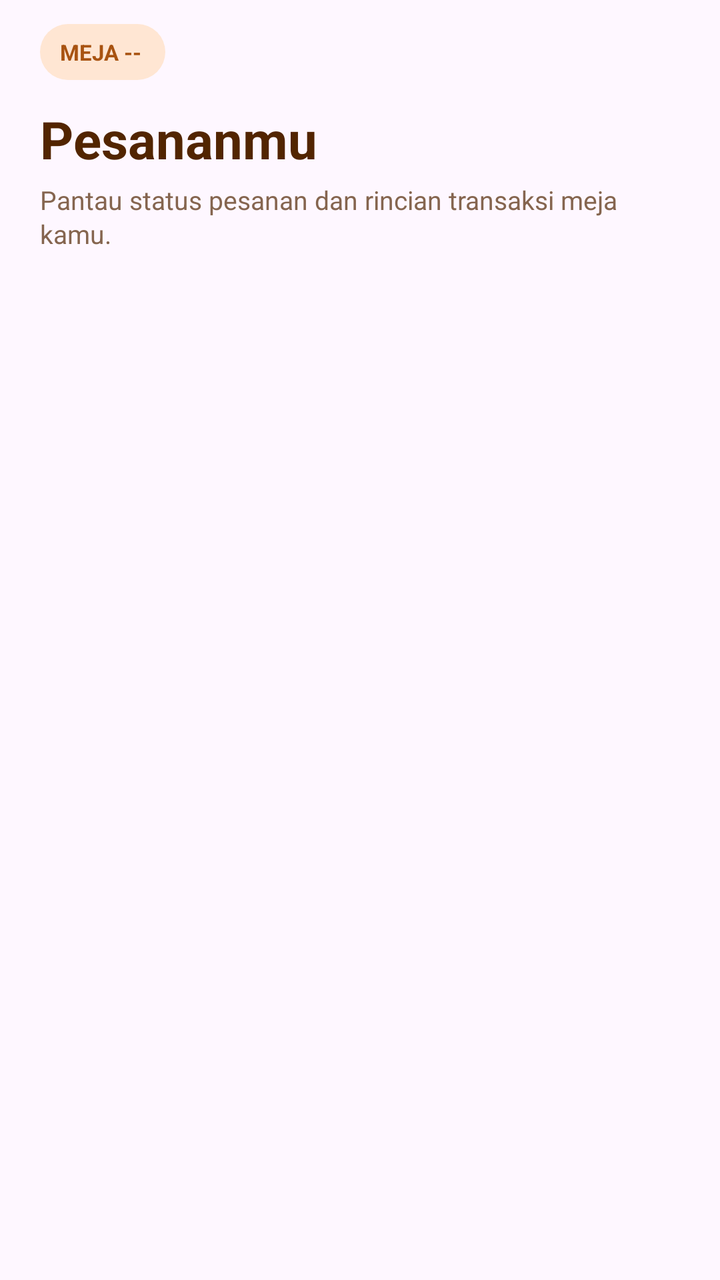
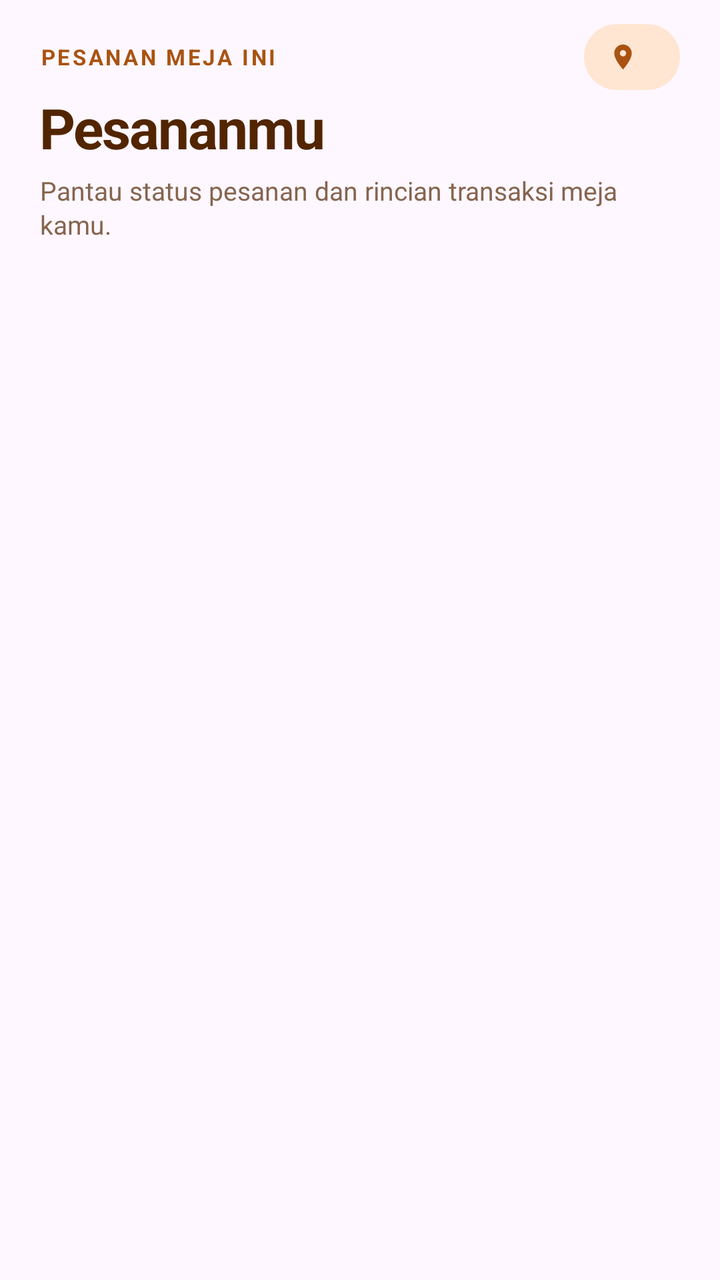

Compare the two renders of this Android layout. The source of the first and the diff that turns it into the second are given below.
<!-- AndroidManifest.xml: application theme Theme.KopiInggil -->
<!-- res/layout/fragment_pesanan.xml -->
<?xml version="1.0" encoding="utf-8"?>
<LinearLayout xmlns:android="http://schemas.android.com/apk/res/android"
    xmlns:app="http://schemas.android.com/apk/res-auto"
    xmlns:tools="http://schemas.android.com/tools"
    android:layout_width="match_parent"
    android:layout_height="match_parent"
    android:orientation="vertical"
    tools:context=".PesananFragment">

    
    <LinearLayout
        android:layout_width="match_parent"
        android:layout_height="wrap_content"
        android:orientation="vertical"
        android:paddingStart="20dp"
        android:paddingTop="12dp"
        android:paddingEnd="20dp"
        android:paddingBottom="12dp">

        <LinearLayout
            android:layout_width="wrap_content"
            android:layout_height="28dp"
            android:background="@drawable/bg_badge"
            android:gravity="center"
            android:paddingStart="10dp"
            android:paddingEnd="12dp">

            <TextView
                android:id="@+id/tvPesananTableBadge"
                android:layout_width="wrap_content"
                android:layout_height="wrap_content"
                android:text="MEJA --"
                android:textColor="@color/ngopi_primary"
                android:textSize="11sp"
                android:textStyle="bold" />
        </LinearLayout>

        <TextView
            android:layout_width="match_parent"
            android:layout_height="wrap_content"
            android:layout_marginTop="12dp"
            android:text="@string/pesanan_title"
            android:textColor="@color/ngopi_ink"
            android:textSize="26sp"
            android:textStyle="bold" />

        <TextView
            android:layout_width="match_parent"
            android:layout_height="wrap_content"
            android:layout_marginTop="4dp"
            android:lineSpacingMultiplier="1.1"
            android:text="Pantau status pesanan dan rincian transaksi meja kamu."
            android:textColor="@color/ngopi_muted"
            android:textSize="13sp" />

        
        <TextView
            android:id="@+id/tvPesananOffline"
            android:layout_width="match_parent"
            android:layout_height="wrap_content"
            android:layout_marginTop="10dp"
            android:background="@drawable/bg_note"
            android:padding="10dp"
            android:text="@string/orders_offline"
            android:textColor="@color/ngopi_ink"
            android:textSize="12sp"
            android:visibility="gone" />
    </LinearLayout>

    <ScrollView
        android:layout_width="match_parent"
        android:layout_height="0dp"
        android:layout_weight="1"
        android:fillViewport="true"
        android:scrollbars="none">

        <LinearLayout
            android:layout_width="match_parent"
            android:layout_height="wrap_content"
            android:orientation="vertical"
            android:paddingStart="20dp"
            android:paddingEnd="20dp"
            android:paddingBottom="20dp">

            
            <LinearLayout
                android:id="@+id/llPesananEmptyState"
                android:layout_width="match_parent"
                android:layout_height="wrap_content"
                android:background="@drawable/bg_card_outline"
                android:gravity="center"
                android:orientation="vertical"
                android:padding="24dp"
                android:visibility="gone">

                <ImageView
                    android:layout_width="48dp"
                    android:layout_height="48dp"
                    android:contentDescription="@null"
                    android:src="@drawable/ic_receipt"
                    app:tint="@color/ngopi_muted" />

                <TextView
                    android:layout_width="wrap_content"
                    android:layout_height="wrap_content"
                    android:layout_marginTop="12dp"
                    android:text="Belum Ada Pesanan"
                    android:textColor="@color/ngopi_ink"
                    android:textSize="15sp"
                    android:textStyle="bold" />

                <TextView
                    android:layout_width="wrap_content"
                    android:layout_height="wrap_content"
                    android:layout_marginTop="4dp"
                    android:gravity="center"
                    android:text="@string/pesanan_empty"
                    android:textColor="@color/ngopi_muted"
                    android:textSize="12sp" />

                <androidx.appcompat.widget.AppCompatButton
                    android:id="@+id/btnPesananGoToMenu"
                    android:layout_width="wrap_content"
                    android:layout_height="38dp"
                    android:layout_marginTop="16dp"
                    android:background="@drawable/bg_button_primary"
                    android:paddingStart="20dp"
                    android:paddingEnd="20dp"
                    android:text="@string/open_menu"
                    android:textColor="@color/white"
                    android:textSize="13sp"
                    android:textStyle="bold" />
            </LinearLayout>

            
            <LinearLayout
                android:id="@+id/llOrdersList"
                android:layout_width="match_parent"
                android:layout_height="wrap_content"
                android:orientation="vertical" />

        </LinearLayout>
    </ScrollView>
</LinearLayout>
<!-- resources referenced by this layout -->
<resources>
  <color name="ngopi_ink">#522500</color>
  <color name="ngopi_muted">#85654F</color>
  <color name="ngopi_primary">#A85311</color>
  <color name="white">#FFFFFFFF</color>
  <!-- drawable bg_badge (drawable) -->
  <?xml version="1.0" encoding="utf-8"?>
  <shape xmlns:android="http://schemas.android.com/apk/res/android" android:shape="rectangle">
      <solid android:color="@color/ngopi_badge" />
      <corners android:radius="20dp" />
  </shape>
  <!-- drawable bg_button_primary (drawable) -->
  <?xml version="1.0" encoding="utf-8"?>
  <ripple xmlns:android="http://schemas.android.com/apk/res/android" android:color="#33FFFFFF">
      <item>
          <shape android:shape="rectangle">
              <gradient
                  android:angle="315"
                  android:centerColor="@color/ngopi_primary"
                  android:endColor="@color/ngopi_primary_dark"
                  android:startColor="@color/ngopi_primary_light" />
              <corners android:radius="13dp" />
          </shape>
      </item>
  </ripple>
  <!-- drawable bg_card_outline (drawable) -->
  <?xml version="1.0" encoding="utf-8"?>
  <shape xmlns:android="http://schemas.android.com/apk/res/android" android:shape="rectangle">
      <solid android:color="@color/ngopi_surface" />
      <corners android:radius="15dp" />
      <stroke
          android:width="1dp"
          android:color="@color/ngopi_border" />
  </shape>
  <!-- drawable bg_note (drawable) -->
  <?xml version="1.0" encoding="utf-8"?>
  <shape xmlns:android="http://schemas.android.com/apk/res/android" android:shape="rectangle">
      <solid android:color="@color/ngopi_badge" />
      <corners android:radius="12dp" />
  </shape>
  <!-- drawable ic_receipt (drawable) -->
  <vector xmlns:android="http://schemas.android.com/apk/res/android"
      android:width="24dp"
      android:height="24dp"
      android:viewportWidth="24"
      android:viewportHeight="24">
      <path
          android:fillColor="@android:color/white"
          android:pathData="M19.5,3.5L18,2l-1.5,1.5L15,2l-1.5,1.5L12,2l-1.5,1.5L9,2 7.5,3.5 6,2v14H3v3c0,1.66 1.34,3 3,3h12c1.66,0 3,-1.34 3,-3V2l-1.5,1.5zM19,19c0,0.55 -0.45,1 -1,1s-1,-0.45 -1,-1v-3H8V5h11v14zM9,7h6v2H9zM16,7h2v2h-2zM9,10h6v2H9zM16,10h2v2h-2z" />
  </vector>
  <string name="open_menu">Lihat menu</string>
  <string name="orders_offline">Koneksi terputus. Menampilkan data terakhir.</string>
  <string name="pesanan_empty">Daftar pesanan akan tampil di sini.</string>
  <string name="pesanan_title">Pesananmu</string>
  <style name="Theme.KopiInggil" parent="Base.Theme.KopiInggil" />
  <color name="ngopi_badge">#FFE6D3</color>
  <color name="ngopi_primary_dark">#8F3E00</color>
  <color name="ngopi_primary_light">#C06722</color>
  <color name="ngopi_surface">#FFFBF7</color>
  <color name="ngopi_border">#FFDCC2</color>
  <style name="Base.Theme.KopiInggil" parent="Theme.Material3.DayNight.NoActionBar">
          
          
      </style>
</resources>

<!-- the commit's change to res/layout/fragment_pesanan.xml (unified diff, before → after) -->
@@ -17,31 +17,57 @@
         android:paddingEnd="20dp"
         android:paddingBottom="12dp">
 
+        
         <LinearLayout
-            android:layout_width="wrap_content"
-            android:layout_height="28dp"
-            android:background="@drawable/bg_badge"
-            android:gravity="center"
-            android:paddingStart="10dp"
-            android:paddingEnd="12dp">
+            android:layout_width="match_parent"
+            android:layout_height="wrap_content"
+            android:gravity="center_vertical"
+            android:orientation="horizontal">
 
             <TextView
-                android:id="@+id/tvPesananTableBadge"
-                android:layout_width="wrap_content"
+                android:layout_width="0dp"
                 android:layout_height="wrap_content"
-                android:text="MEJA --"
+                android:layout_weight="1"
+                android:letterSpacing="0.11"
+                android:text="@string/orders_eyebrow"
                 android:textColor="@color/ngopi_primary"
                 android:textSize="11sp"
                 android:textStyle="bold" />
+
+            <LinearLayout
+                android:layout_width="wrap_content"
+                android:layout_height="33dp"
+                android:background="@drawable/bg_badge"
+                android:gravity="center_vertical"
+                android:orientation="horizontal"
+                android:paddingStart="12dp"
+                android:paddingEnd="14dp">
+
+                <ImageView
+                    android:layout_width="15dp"
+                    android:layout_height="15dp"
+                    android:importantForAccessibility="no"
+                    android:src="@drawable/ic_location"
+                    app:tint="@color/ngopi_primary" />
+
+                <TextView
+                    android:id="@+id/tvPesananTableBadge"
+                    android:layout_width="wrap_content"
+                    android:layout_height="wrap_content"
+                    android:layout_marginStart="7dp"
+                    android:textColor="@color/ngopi_primary"
+                    android:textSize="12sp"
+                    android:textStyle="bold" />
+            </LinearLayout>
         </LinearLayout>
 
         <TextView
             android:layout_width="match_parent"
             android:layout_height="wrap_content"
-            android:layout_marginTop="12dp"
+            android:letterSpacing="-0.025"
             android:text="@string/pesanan_title"
             android:textColor="@color/ngopi_ink"
-            android:textSize="26sp"
+            android:textSize="28sp"
             android:textStyle="bold" />
 
         <TextView
<!-- resource entries referenced after the edit -->
@@ -39,6 +39,16 @@
       <solid android:color="@color/ngopi_badge" />
       <corners android:radius="12dp" />
   </shape>
+  <!-- drawable ic_location (drawable) -->
+  <vector xmlns:android="http://schemas.android.com/apk/res/android"
+      android:width="24dp"
+      android:height="24dp"
+      android:viewportWidth="24"
+      android:viewportHeight="24">
+      <path
+          android:fillColor="@android:color/white"
+          android:pathData="M12,2C8.13,2 5,5.13 5,9c0,5.25 7,13 7,13s7,-7.75 7,-13c0,-3.87 -3.13,-7 -7,-7zM12,11.5c-1.38,0 -2.5,-1.12 -2.5,-2.5s1.12,-2.5 2.5,-2.5 2.5,1.12 2.5,2.5 -1.12,2.5 -2.5,2.5z" />
+  </vector>
   <!-- drawable ic_receipt (drawable) -->
   <vector xmlns:android="http://schemas.android.com/apk/res/android"
       android:width="24dp"
@@ -50,6 +60,7 @@
           android:pathData="M19.5,3.5L18,2l-1.5,1.5L15,2l-1.5,1.5L12,2l-1.5,1.5L9,2 7.5,3.5 6,2v14H3v3c0,1.66 1.34,3 3,3h12c1.66,0 3,-1.34 3,-3V2l-1.5,1.5zM19,19c0,0.55 -0.45,1 -1,1s-1,-0.45 -1,-1v-3H8V5h11v14zM9,7h6v2H9zM16,7h2v2h-2zM9,10h6v2H9zM16,10h2v2h-2z" />
   </vector>
   <string name="open_menu">Lihat menu</string>
+  <string name="orders_eyebrow">PESANAN MEJA INI</string>
   <string name="orders_offline">Koneksi terputus. Menampilkan data terakhir.</string>
   <string name="pesanan_empty">Daftar pesanan akan tampil di sini.</string>
   <string name="pesanan_title">Pesananmu</string>
